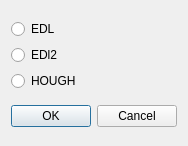
Qt form TeamBdbTool/form/choosealgdialog.ui (FormSeher/formseher) before a commit.
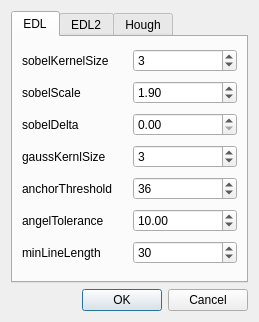
The same form after that commit.

Commit message: created new choosealgdialog to fullfill michis deepest wishes ;)

The edit to the form file:
```diff
--- a/TeamBdbTool/form/choosealgdialog.ui
+++ b/TeamBdbTool/form/choosealgdialog.ui
@@ -6,38 +6,273 @@
    <rect>
     <x>0</x>
     <y>0</y>
-    <width>174</width>
-    <height>146</height>
+    <width>259</width>
+    <height>322</height>
    </rect>
   </property>
   <property name="windowTitle">
    <string>Dialog</string>
   </property>
-  <layout class="QGridLayout" name="gridLayout_2">
+  <layout class="QGridLayout" name="gridLayout_4">
    <item row="0" column="0">
-    <layout class="QGridLayout" name="gridLayout">
-     <item row="1" column="0">
-      <widget class="QRadioButton" name="radioButton_3">
-       <property name="text">
-        <string>EDl2</string>
-       </property>
-      </widget>
-     </item>
-     <item row="2" column="0">
-      <widget class="QRadioButton" name="radioButton_2">
-       <property name="text">
-        <string>HOUGH</string>
-       </property>
-      </widget>
-     </item>
-     <item row="0" column="0">
-      <widget class="QRadioButton" name="radioButton">
-       <property name="text">
-        <string>EDL</string>
-       </property>
-      </widget>
-     </item>
-    </layout>
+    <widget class="QTabWidget" name="choosealgdialog">
+     <property name="currentIndex">
+      <number>0</number>
+     </property>
+     <widget class="QWidget" name="tab">
+      <attribute name="title">
+       <string>EDL</string>
+      </attribute>
+      <layout class="QGridLayout" name="gridLayout">
+       <item row="2" column="0">
+        <widget class="QLabel" name="label_3">
+         <property name="text">
+          <string>sobelDelta</string>
+         </property>
+        </widget>
+       </item>
+       <item row="4" column="0">
+        <widget class="QLabel" name="label_4">
+         <property name="text">
+          <string>anchorThreshold</string>
+         </property>
+        </widget>
+       </item>
+       <item row="0" column="1">
+        <widget class="QSpinBox" name="EDL_SobelKernelSize">
+         <property name="singleStep">
+          <number>2</number>
+         </property>
+         <property name="value">
+          <number>3</number>
+         </property>
+        </widget>
+       </item>
+       <item row="0" column="0">
+        <widget class="QLabel" name="label">
+         <property name="text">
+          <string>sobelKernelSize</string>
+         </property>
+        </widget>
+       </item>
+       <item row="1" column="0">
+        <widget class="QLabel" name="label_2">
+         <property name="text">
+          <string>sobelScale</string>
+         </property>
+        </widget>
+       </item>
+       <item row="5" column="0">
+        <widget class="QLabel" name="label_6">
+         <property name="text">
+          <string>angelTolerance</string>
+         </property>
+        </widget>
+       </item>
+       <item row="6" column="1">
+        <widget class="QSpinBox" name="EDL_MinLineLength">
+         <property name="value">
+          <number>30</number>
+         </property>
+        </widget>
+       </item>
+       <item row="6" column="0">
+        <widget class="QLabel" name="label_5">
+         <property name="text">
+          <string>minLineLength</string>
+         </property>
+        </widget>
+       </item>
+       <item row="3" column="0">
+        <widget class="QLabel" name="label_7">
+         <property name="text">
+          <string>gaussKernlSize</string>
+         </property>
+        </widget>
+       </item>
+       <item row="3" column="1">
+        <widget class="QSpinBox" name="EDL_GaussKernelSize">
+         <property name="singleStep">
+          <number>2</number>
+         </property>
+         <property name="value">
+          <number>3</number>
+         </property>
+        </widget>
+       </item>
+       <item row="5" column="1">
+        <widget class="QDoubleSpinBox" name="EDL_AngleTolerance">
+         <property name="value">
+          <double>10.000000000000000</double>
+         </property>
+        </widget>
+       </item>
+       <item row="4" column="1">
+        <widget class="QSpinBox" name="EDL_AnchorThreshold">
+         <property name="value">
+          <number>36</number>
+         </property>
+        </widget>
+       </item>
+       <item row="1" column="1">
+        <widget class="QDoubleSpinBox" name="EDL_SobelScale">
+         <property name="value">
+          <double>1.900000000000000</double>
+         </property>
+        </widget>
+       </item>
+       <item row="2" column="1">
+        <widget class="QDoubleSpinBox" name="EDL_SobelDelta"/>
+       </item>
+      </layout>
+     </widget>
+     <widget class="QWidget" name="tab_2">
+      <attribute name="title">
+       <string>EDL2</string>
+      </attribute>
+      <layout class="QGridLayout" name="gridLayout_2">
+       <item row="7" column="0">
+        <widget class="QLabel" name="label_12">
+         <property name="text">
+          <string>angleTolerance</string>
+         </property>
+        </widget>
+       </item>
+       <item row="6" column="1">
+        <widget class="QSpinBox" name="EDL2_AnchorThreshold">
+         <property name="value">
+          <number>20</number>
+         </property>
+        </widget>
+       </item>
+       <item row="1" column="0">
+        <widget class="QLabel" name="label_9">
+         <property name="text">
+          <string>anchorStepping</string>
+         </property>
+        </widget>
+       </item>
+       <item row="6" column="0">
+        <widget class="QLabel" name="label_10">
+         <property name="text">
+          <string>anchorThreshold</string>
+         </property>
+        </widget>
+       </item>
+       <item row="0" column="0">
+        <widget class="QLabel" name="label_8">
+         <property name="text">
+          <string>gaussKernelSize</string>
+         </property>
+        </widget>
+       </item>
+       <item row="1" column="1">
+        <widget class="QSpinBox" name="EDL2_AnchorStepping">
+         <property name="value">
+          <number>3</number>
+         </property>
+        </widget>
+       </item>
+       <item row="0" column="1">
+        <widget class="QSpinBox" name="EDL2_GaussKernalSize">
+         <property name="singleStep">
+          <number>2</number>
+         </property>
+         <property name="value">
+          <number>3</number>
+         </property>
+        </widget>
+       </item>
+       <item row="2" column="0">
+        <widget class="QLabel" name="label_11">
+         <property name="text">
+          <string>minAnchorThreshold</string>
+         </property>
+        </widget>
+       </item>
+       <item row="2" column="1">
+        <widget class="QSpinBox" name="EDL2_MinAnchorThreshold">
+         <property name="value">
+          <number>30</number>
+         </property>
+        </widget>
+       </item>
+       <item row="8" column="0">
+        <widget class="QLabel" name="label_13">
+         <property name="text">
+          <string>minLineLength</string>
+         </property>
+        </widget>
+       </item>
+       <item row="8" column="1">
+        <widget class="QSpinBox" name="EDL2_MinLineLength">
+         <property name="value">
+          <number>30</number>
+         </property>
+        </widget>
+       </item>
+       <item row="7" column="1">
+        <widget class="QDoubleSpinBox" name="EDL2_AngleTolerance">
+         <property name="singleStep">
+          <double>0.500000000000000</double>
+         </property>
+         <property name="value">
+          <double>22.500000000000000</double>
+         </property>
+        </widget>
+       </item>
+      </layout>
+     </widget>
+     <widget class="QWidget" name="tab_3">
+      <attribute name="title">
+       <string>Hough</string>
+      </attribute>
+      <layout class="QGridLayout" name="gridLayout_3">
+       <item row="1" column="1">
+        <widget class="QSpinBox" name="Hough_MaxLineGap">
+         <property name="value">
+          <number>9</number>
+         </property>
+        </widget>
+       </item>
+       <item row="0" column="0">
+        <widget class="QLabel" name="label_14">
+         <property name="text">
+          <string>checkEnvironmentSize</string>
+         </property>
+        </widget>
+       </item>
+       <item row="1" column="0">
+        <widget class="QLabel" name="label_16">
+         <property name="text">
+          <string>maxLineGap</string>
+         </property>
+        </widget>
+       </item>
+       <item row="0" column="1">
+        <widget class="QSpinBox" name="Hough_CheckEnvironmentSize">
+         <property name="value">
+          <number>2</number>
+         </property>
+        </widget>
+       </item>
+       <item row="2" column="0">
+        <widget class="QLabel" name="label_15">
+         <property name="text">
+          <string>minLineLength</string>
+         </property>
+        </widget>
+       </item>
+       <item row="2" column="1">
+        <widget class="QSpinBox" name="Hough_minLineLength">
+         <property name="value">
+          <number>30</number>
+         </property>
+        </widget>
+       </item>
+      </layout>
+     </widget>
+    </widget>
    </item>
    <item row="1" column="0">
     <widget class="QDialogButtonBox" name="buttonBox">
```
The commit also changes 3 other files.
